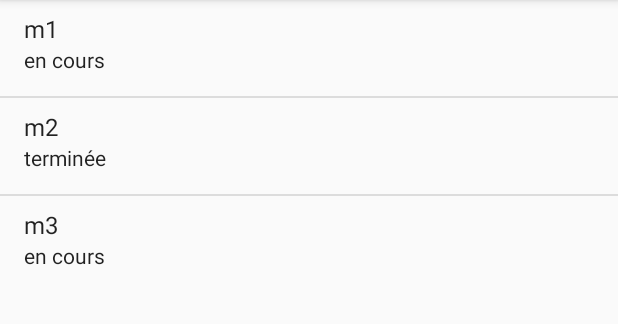
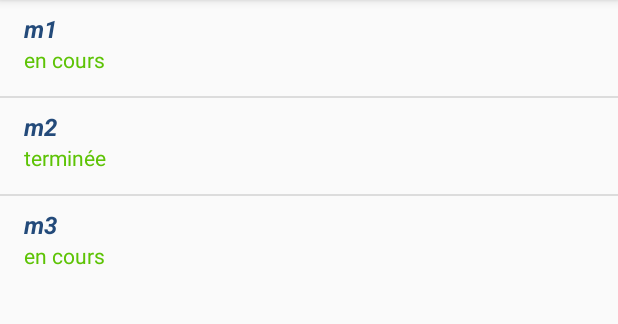
Before and after one commit to Tanaht/LaPommeVolante, an Android app: the HistoryActivity screen opened directly, with no data from a screen before it, on a phone screen of 412 x 824 dp, the part 84-408 px from its top. Run offline under Robolectric (Android 15) with nearby library versions, the phone set to English and light mode, and no system bars.

Commit message:
Change History listview items colors

```diff
--- a/android/DroneMissions/app/src/main/java/ila/fr/dronemissions/HistoryActivity.java
+++ b/android/DroneMissions/app/src/main/java/ila/fr/dronemissions/HistoryActivity.java
@@ -1,12 +1,16 @@
 package ila.fr.dronemissions;
 
 import android.content.Intent;
+import android.graphics.Color;
+import android.graphics.Typeface;
 import android.support.v7.app.AppCompatActivity;
 import android.os.Bundle;
 import android.view.View;
+import android.view.ViewGroup;
 import android.widget.AdapterView;
 import android.widget.ListView;
 import android.widget.SimpleAdapter;
+import android.widget.TextView;
 import android.widget.Toast;
 
 import java.util.ArrayList;
@@ -72,7 +76,17 @@ public class HistoryActivity extends AppCompatActivity {
                 android.R.layout.simple_list_item_2,
                 new String[] {"title", "type"},
                 new int[] {android.R.id.text1,
-                        android.R.id.text2});
+                        android.R.id.text2}){
+            public View getView(int position, View convertView, ViewGroup parent) {
+                View view = super.getView(position, convertView, parent);
+                TextView text1 = (TextView) view.findViewById(android.R.id.text1);
+                TextView text2 = (TextView) view.findViewById(android.R.id.text2);
+                text1.setTextColor(Color.parseColor("#234A7A"));
+                text1.setTypeface(null, Typeface.BOLD_ITALIC);
+                text2.setTextColor(Color.parseColor("#5dc305"));
+                return view;
+            };
+        };
         return adapter;
     }
 }
```
